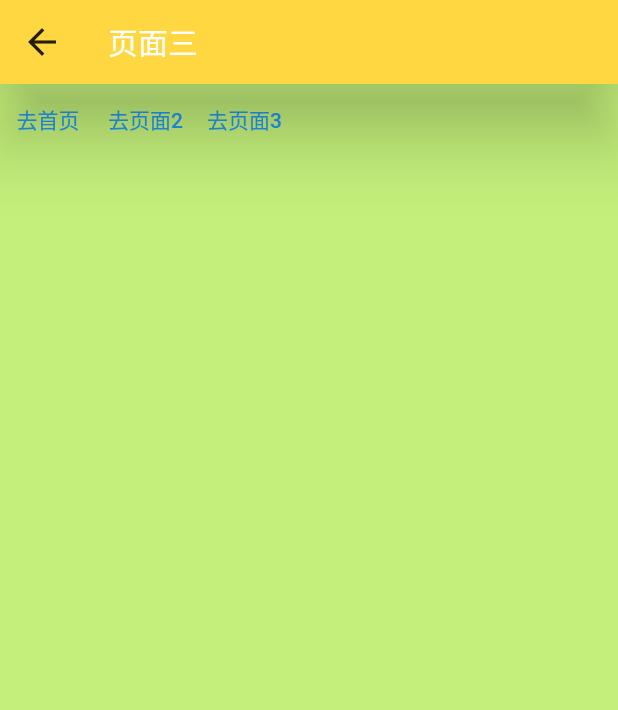
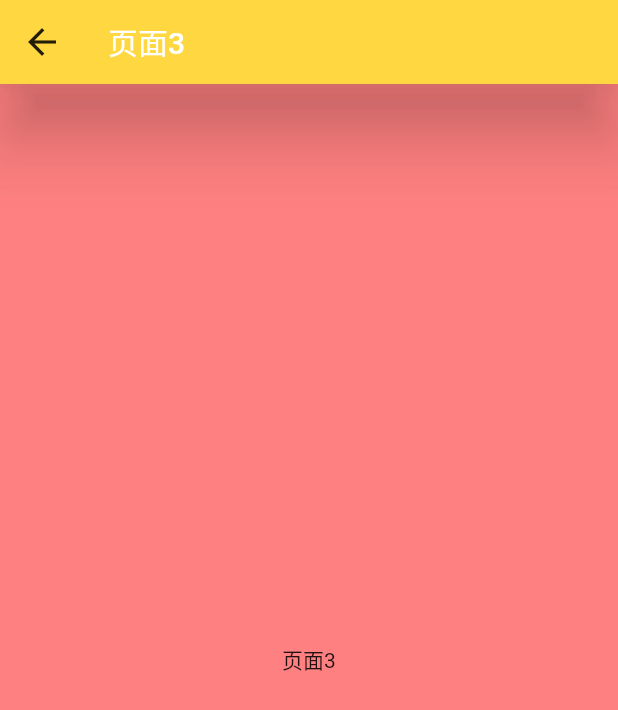
Before and after one commit to a454892215/my_flutter, a Flutter app: the screen it shows after launch, after a tap on "去页面3", on a phone screen of 412 x 824 dp. Shown: the top 710 px of the screen. Run offline on Flutter 3.47's test engine with Material 2 defaults, Android fonts, the phone set to English and light mode, and no system bars; our stand-ins replace fluttertoast.

Commit message:
准备统一集合所有页面

```diff
--- a/lib/material_apps.dart
+++ b/lib/material_apps.dart
@@ -5,6 +5,7 @@ import 'package:my_flutter_lib_3/pages/page1.dart';
 import 'package:my_flutter_lib_3/pages/page2.dart';
 import 'package:my_flutter_lib_3/pages/page3.dart';
 
+import 'flutter_learn/page_indicaotr_sample.dart';
 import 'navigator/observer.dart';
 
 //默认配置下： 只有此目录下文件名字为main的dart文件的main函数才能正常启动flutter material开发环境？
@@ -24,7 +25,6 @@ class MyMaterialApp extends StatelessWidget {
 
 Widget getMaterialApp(var title) {
   return MaterialApp(
-
     /// title 只对Android生效，ios种，任务视图名称取的是 Info.pList 文件中的CFBundleDisplayName或CFBundleName
     title: title,
 
@@ -36,11 +36,12 @@ Widget getMaterialApp(var title) {
 
     /// routes 路由配置：对象是Map<String, WidgetBuilder>
     routes: {
-        // '/': (BuildContext context) => getHome(),
+      '/': (BuildContext context) => const Page1(),
       '/page1': (BuildContext context) => const Page1(),
       '/page2': (BuildContext context) => const Page2(),
       '/page3': (BuildContext context) => const Page3(),
-        '/ButtonSamplePage': (BuildContext context) => const ButtonSamplePage()
+      '/ButtonSamplePage': (BuildContext context) => const ButtonSamplePage(),
+      '/TabIndicatorPageSample': (BuildContext context) => const TabIndicatorPageSample(),
     },
 
     /// 配置404页面: 如果路由不存在则跳到该页面
@@ -54,7 +55,8 @@ Widget getMaterialApp(var title) {
     /// 与 routes 中的 / 效果基本一致， 指定应用的第一个显示页面
     ///   initialRoute: '/page1',
     /// home 与 routes配置的 / 互斥 同时配置会抛异常
-      home: const Page1());
+    ///  home: const Page1()
+  );
 }
 
 /// ============== Theme 配置 ===============
@@ -119,10 +121,13 @@ ButtonThemeData buttonTheme = const ButtonThemeData(
   disabledColor: Colors.grey,
 
   buttonColor: Colors.green,
+
   /// 无效 ？
   splashColor: Colors.amberAccent,
+
   /// 鼠标悬停颜色 无效 ？
   hoverColor: Colors.amberAccent,
+
   /// 获取焦点颜色 无效 ？
   focusColor: Colors.black26,
 );
--- /dev/null
+++ b/lib/my_widgets/comm_widgets.dart
@@ -0,0 +1,12 @@
+import 'package:flutter/material.dart';
+
+class RouterButton extends StatelessWidget {
+  const RouterButton({super.key, required this.params});
+
+  final List<String> params;
+
+  @override
+  Widget build(BuildContext context) {
+    return TextButton(onPressed: () => Navigator.of(context).pushNamed(params[0]), child: Text(params[1]));
+  }
+}
--- a/lib/pages/page1.dart
+++ b/lib/pages/page1.dart
@@ -1,5 +1,7 @@
 import 'package:flutter/material.dart';
 import 'package:my_flutter_lib_3/util/toast_util.dart';
+
+import '../my_widgets/comm_widgets.dart';
 
 ///Navigator.of(context).pushNamed("/page2"); 这种方式跳转页面是整个页面的跳转
 /// 1. StatelessWidget 无动态变化属性的页面
@@ -27,40 +29,17 @@ class Page1State extends State {
         },
       ),
       // backgroundColor: const Color.fromARGB(255, 103, 204, 248),
-        body: Row(
-          children: [
-            const Icon(Icons.account_circle),
-            TextButton(
-              onPressed: () {
-                Navigator.of(context).pushNamed("/page1");
-              },
-              child: const Text("去首页"),
-            ),
-            TextButton(
-              onPressed: () {
-                Navigator.of(context).pushNamed("/page2");
-              },
-              child: const Text("去页面2"),
-            ),
-            TextButton(
-              onPressed: () {
-                Navigator.of(context).pushNamed("/page3");
-              },
-              child: const Text("去页面3"),
-            ),
-            TextButton(
-              onPressed: () {
-                Navigator.of(context).pushNamed("/ButtonSamplePage");
-              },
-              child: const Text("按钮示例页面"),
-            ),
-            TextButton(
-              onPressed: () {
-                Navigator.of(context).pushNamed("/page999");
-              },
-              child: const Text("去页面999"),
-            ),
+      body: Center(
+          child: Column(
+        children: const <RouterButton>[
+          RouterButton(params: ["/page1", "去首页"]),
+          RouterButton(params: ["/page2", "去页面2"]),
+          RouterButton(params: ["/page3", "去页面3"]),
+          RouterButton(params: ["/ButtonSamplePage", "按钮示例页面"]),
+          RouterButton(params: ["/TabIndicatorPageSample", "去TabIndicatorPageSample页面"]),
+          RouterButton(params: ["/page999", "去404页面"]),
         ],
-        ));
+      )),
+    );
   }
 }
--- a/lib/pages/page3.dart
+++ b/lib/pages/page3.dart
@@ -16,30 +16,9 @@ class Page3State extends State {
   Widget build(BuildContext context) {
     return Scaffold(
         appBar: AppBar(
-          title: const Text("页面三"),
+          title: const Text("页面3"),
         ),
-        backgroundColor: const Color.fromARGB(255, 195, 239, 122),
-        body: Row(
-          children: [
-            TextButton(
-              onPressed: () {
-                Navigator.of(context).pushNamed("/page1");
-              },
-              child: const Text("去首页"),
-            ),
-            TextButton(
-              onPressed: () {
-                Navigator.of(context).pushNamed("/page2");
-              },
-              child: const Text("去页面2"),
-            ),
-            TextButton(
-              onPressed: () {
-                Navigator.of(context).pushNamed("/page3");
-              },
-              child: const Text("去页面3"),
-            ),
-          ],
-        ));
+        backgroundColor: const Color.fromARGB(222, 255, 109, 109),
+        body: const Center(child: Text("页面3")));
   }
 }
```
Also changed, not shown: lib/flutter_learn/page_indicaotr_sample.dart (+56 -31 lines), lib/pages/page2.dart (+1 -22 lines), lib/flutter_learn/main_enter.dart (added). Lines whose indentation alone changed are shown as unchanged.
